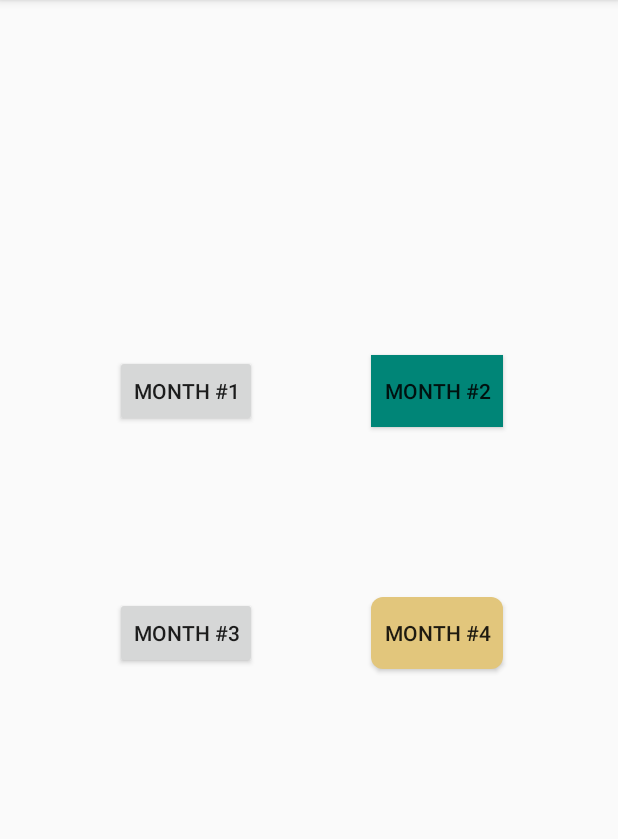
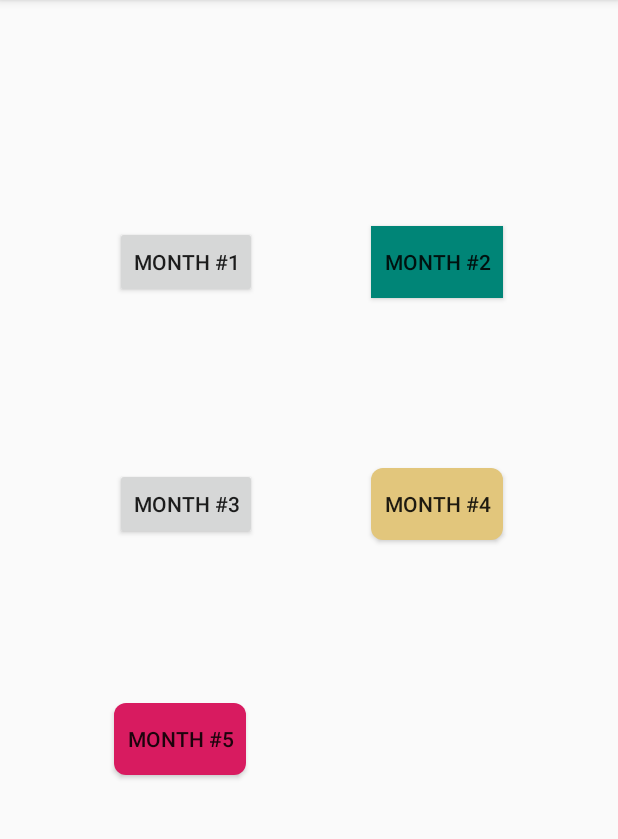
Before and after one commit to TiagoDvl/12ReasonsWhy, an Android app: the screen it shows after launch (MainActivity), on a phone screen of 412 x 824 dp, the part 84-923 px from its top. Run offline under Robolectric (Android 15) with nearby library versions, the phone set to English and light mode, and no system bars.

Commit message:
[Fifth Month]
This adds the feature to see the 5th month that includes several phrases that were shared among the both of us.
If all phrases are to be matched, a code will be sent via SMS and if the code is validated, a dialog will be shown with a message.

```diff
--- a/app/build.gradle
+++ b/app/build.gradle
@@ -35,4 +35,5 @@ dependencies {
     implementation "com.airbnb.android:lottie:3.0.7"
     implementation 'androidx.viewpager2:viewpager2:1.0.0-beta03'
     implementation 'com.github.nihad92:SwipeableCards:1.0.19'
+    implementation 'com.android.support:design:28.0.0'
 }
--- a/app/src/main/AndroidManifest.xml
+++ b/app/src/main/AndroidManifest.xml
@@ -3,6 +3,7 @@
           package="br.com.tiagodavila.twelvereasonswhy">
 
     <uses-permission android:name="android.permission.VIBRATE"/>
+    <uses-permission android:name="android.permission.SEND_SMS" />
 
     <application
             android:allowBackup="true"
--- a/app/src/main/java/br/com/tiagodavila/twelvereasonswhy/MonthHolderFragment.kt
+++ b/app/src/main/java/br/com/tiagodavila/twelvereasonswhy/MonthHolderFragment.kt
@@ -5,7 +5,6 @@ import android.os.Bundle
 import android.view.LayoutInflater
 import android.view.View
 import android.view.ViewGroup
-import android.widget.Toast
 import kotlinx.android.synthetic.main.fragment_month_holder.*
 
 
@@ -25,6 +24,7 @@ class MonthHolderFragment : BaseFragment(), View.OnClickListener {
         month_2.setOnClickListener(this)
         month_3.setOnClickListener(this)
         month_4.setOnClickListener(this)
+        month_5.setOnClickListener(this)
     }
 
     override fun onClick(v: View?) {
@@ -33,6 +33,7 @@ class MonthHolderFragment : BaseFragment(), View.OnClickListener {
             R.id.month_2 -> Month2Fragment()
             R.id.month_3 -> Month3Fragment()
             R.id.month_4 -> Month4Fragment()
+            R.id.month_5 -> Month5Fragment()
             else -> Month1Fragment()
         })
     }
--- /dev/null
+++ b/app/src/main/res/drawable/ripple_pink.xml
@@ -0,0 +1,10 @@
+<?xml version="1.0" encoding="utf-8"?>
+<ripple xmlns:android="http://schemas.android.com/apk/res/android"
+        android:color="@color/month_4_button_color">
+    <item>
+        <shape android:shape="rectangle">
+            <solid android:color="@color/colorAccent"/>
+            <corners android:radius="8dp"/>
+        </shape>
+    </item>
+</ripple>
--- a/app/src/main/res/layout/fragment_month_holder.xml
+++ b/app/src/main/res/layout/fragment_month_holder.xml
@@ -11,66 +11,80 @@
         android:id="@+id/month_1"
         android:layout_width="wrap_content"
         android:layout_height="wrap_content"
+        android:layout_marginStart="8dp"
+        android:layout_marginTop="8dp"
+        android:layout_marginBottom="8dp"
         android:text="@string/month_1"
+        app:layout_constraintBottom_toBottomOf="parent"
+        app:layout_constraintEnd_toStartOf="@+id/month_2"
+        app:layout_constraintHorizontal_bias="0.5"
         app:layout_constraintStart_toStartOf="parent"
+        app:layout_constraintTop_toTopOf="parent"
+        app:layout_constraintVertical_bias="0.203" />
+
+    <Button
+        android:id="@+id/month_3"
+        android:layout_width="wrap_content"
+        android:layout_height="wrap_content"
         android:layout_marginStart="8dp"
+        android:layout_marginTop="8dp"
+        android:layout_marginBottom="8dp"
+        android:text="@string/month_3"
+        app:layout_constraintBottom_toBottomOf="parent"
+        app:layout_constraintEnd_toStartOf="@+id/month_4"
         app:layout_constraintHorizontal_bias="0.5"
-            app:layout_constraintEnd_toStartOf="@+id/month_2"
+        app:layout_constraintStart_toStartOf="parent"
+        app:layout_constraintTop_toBottomOf="@+id/month_2"
+        app:layout_constraintVertical_bias="0.208" />
+
+    <Button
+        android:id="@+id/month_4"
+        android:layout_width="wrap_content"
+        android:layout_height="wrap_content"
+        android:layout_marginStart="8dp"
         android:layout_marginTop="8dp"
-            app:layout_constraintTop_toTopOf="parent"
+        android:layout_marginEnd="8dp"
         android:layout_marginBottom="8dp"
+        android:background="@drawable/ripple"
+        android:text="@string/month_4"
         app:layout_constraintBottom_toBottomOf="parent"
-            app:layout_constraintVertical_bias="0.325"/>
+        app:layout_constraintEnd_toEndOf="parent"
+        app:layout_constraintHorizontal_bias="0.5"
+        app:layout_constraintStart_toEndOf="@+id/month_3"
+        app:layout_constraintTop_toBottomOf="@+id/month_2"
+        app:layout_constraintVertical_bias="0.208" />
 
     <Button
         android:id="@+id/month_2"
         android:layout_width="wrap_content"
         android:layout_height="wrap_content"
+        android:layout_marginStart="8dp"
+        android:layout_marginTop="8dp"
+        android:layout_marginEnd="8dp"
+        android:layout_marginBottom="8dp"
+        android:background="@drawable/button_effect"
         android:text="@string/month_2"
-            android:background="@drawable/button_effect"
         android:transitionName="@string/month_2"
+        app:layout_constraintBottom_toBottomOf="parent"
+        app:layout_constraintEnd_toEndOf="parent"
+        app:layout_constraintHorizontal_bias="0.5"
         app:layout_constraintStart_toEndOf="@+id/month_1"
-            android:layout_marginStart="8dp"
-            app:layout_constraintEnd_toEndOf="parent"
-            android:layout_marginEnd="8dp"
-            app:layout_constraintHorizontal_bias="0.5"
-            android:layout_marginTop="8dp"
         app:layout_constraintTop_toTopOf="parent"
-            android:layout_marginBottom="8dp"
-            app:layout_constraintBottom_toBottomOf="parent"
-            app:layout_constraintVertical_bias="0.325"/>
+        app:layout_constraintVertical_bias="0.203" />
 
     <Button
-            android:id="@+id/month_3"
+        android:id="@+id/month_5"
         android:layout_width="wrap_content"
         android:layout_height="wrap_content"
-            android:text="@string/month_3"
+        android:layout_marginStart="76dp"
+        android:layout_marginTop="8dp"
+        android:layout_marginBottom="8dp"
+        android:background="@drawable/ripple_pink"
+        android:text="@string/month_5"
+        app:layout_constraintBottom_toBottomOf="parent"
         app:layout_constraintStart_toStartOf="parent"
-            android:layout_marginStart="8dp"
-            android:layout_marginTop="8dp"
-            app:layout_constraintTop_toBottomOf="@+id/month_2"
-            android:layout_marginBottom="8dp"
-            app:layout_constraintBottom_toBottomOf="parent"
-            app:layout_constraintVertical_bias="0.251"
-            app:layout_constraintHorizontal_bias="0.5"
-            app:layout_constraintEnd_toStartOf="@+id/month_4"/>
-
-    <Button
-            android:id="@+id/month_4"
-            android:layout_width="wrap_content"
-            android:layout_height="wrap_content"
-            android:text="@string/month_4"
-            app:layout_constraintEnd_toEndOf="parent"
-            android:layout_marginEnd="8dp"
-            android:layout_marginTop="8dp"
-            app:layout_constraintTop_toBottomOf="@+id/month_2"
-            android:layout_marginBottom="8dp"
-            app:layout_constraintBottom_toBottomOf="parent"
-            app:layout_constraintVertical_bias="0.251"
-            app:layout_constraintStart_toEndOf="@+id/month_3"
-            android:layout_marginStart="8dp"
-            app:layout_constraintHorizontal_bias="0.5"
-            android:background="@drawable/ripple"/>
+        app:layout_constraintTop_toBottomOf="@id/month_3"
+        app:layout_constraintVertical_bias="0.293" />
 
 
 </androidx.constraintlayout.widget.ConstraintLayout>
```
Also changed, not shown: app/src/main/java/br/com/tiagodavila/twelvereasonswhy/Month5Fragment.kt (added, +128 -0 lines), app/src/main/res/layout/fragment_month5.xml (added, +142 -0 lines), app/src/main/res/values/strings.xml (+14 -0 lines). Lines whose indentation alone changed are shown as unchanged.
